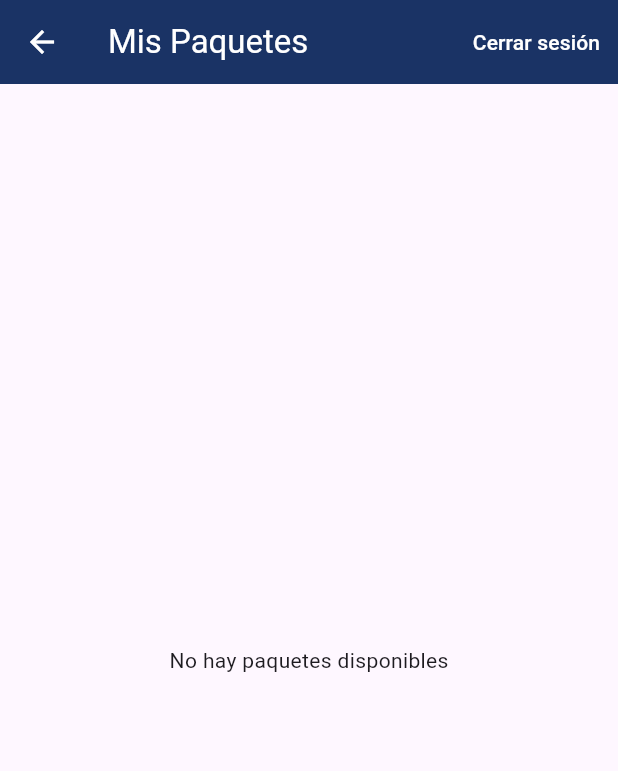
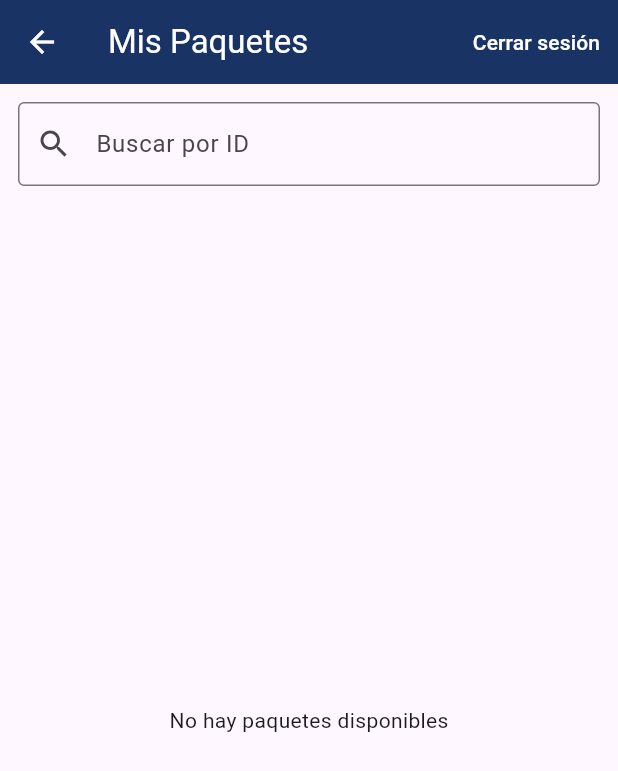
Before and after one commit to JOSUE-zorrilla/primebox, a Flutter app: the PaquetesPage screen opened by its route, on a phone screen of 412 x 824 dp. Shown: the top 771 px of the screen. Run offline on Flutter 3.47's test engine with Material 3 defaults, Android fonts, the phone set to English and light mode, and no system bars; our stand-ins replace firebase_auth, firebase_core, firebase_database, font_awesome_flutter, image_picker, permission_handler; missing offline and left inert: qr_code_scanner; accounts and stored records are empty.

Commit message:
Implementado Buscador

```diff
--- a/lib/paquetes_page.dart
+++ b/lib/paquetes_page.dart
@@ -3,7 +3,6 @@ import 'package:firebase_auth/firebase_auth.dart';
 import 'package:firebase_database/firebase_database.dart';
 import 'paqueteDetallePage.dart';
 import 'entrega_fallida_page.dart';
-
 
 class PaquetesPage extends StatefulWidget {
   const PaquetesPage({super.key});
@@ -14,12 +13,35 @@ class PaquetesPage extends StatefulWidget {
 
 class _PaquetesPageState extends State<PaquetesPage> {
   final List<Map<String, dynamic>> _paquetes = [];
+  List<Map<String, dynamic>> _paquetesFiltrados = [];
+  final TextEditingController _searchController = TextEditingController();
   bool _loading = true;
 
   @override
   void initState() {
     super.initState();
+    _searchController.addListener(_filtrarPaquetes);
     _cargarPaquetes();
+  }
+
+  @override
+  void dispose() {
+    _searchController.dispose();
+    super.dispose();
+  }
+
+  void _filtrarPaquetes() {
+    final query = _searchController.text.toLowerCase();
+    if (query.isEmpty) {
+      setState(() => _paquetesFiltrados = [..._paquetes]);
+    } else {
+      setState(() {
+        _paquetesFiltrados = _paquetes.where((paquete) {
+          final id = paquete['id'].toString().toLowerCase();
+          return id.contains(query);
+        }).toList();
+      });
+    }
   }
 
   Future<void> _cargarPaquetes() async {
@@ -49,11 +71,13 @@ class _PaquetesPageState extends State<PaquetesPage> {
       setState(() {
         _paquetes.clear();
         _paquetes.addAll(lista);
+        _paquetesFiltrados = [...lista];
         _loading = false;
       });
     } else {
       setState(() {
         _loading = false;
+        _paquetesFiltrados = [];
       });
     }
   }
@@ -84,13 +108,27 @@ class _PaquetesPageState extends State<PaquetesPage> {
       ),
       body: _loading
           ? const Center(child: CircularProgressIndicator())
-          : _paquetes.isEmpty
+          : Column(
+              children: [
+                Padding(
+                  padding: const EdgeInsets.all(12.0),
+                  child: TextField(
+                    controller: _searchController,
+                    decoration: const InputDecoration(
+                      labelText: 'Buscar por ID',
+                      prefixIcon: Icon(Icons.search),
+                      border: OutlineInputBorder(),
+                    ),
+                  ),
+                ),
+                Expanded(
+                  child: _paquetesFiltrados.isEmpty
                       ? const Center(child: Text('No hay paquetes disponibles'))
                       : ListView.builder(
                           padding: const EdgeInsets.all(16),
-                  itemCount: _paquetes.length,
+                          itemCount: _paquetesFiltrados.length,
                           itemBuilder: (context, index) {
-                    final paquete = _paquetes[index];
+                            final paquete = _paquetesFiltrados[index];
                             final tipoEnvio = paquete['TipoEnvio'];
                             final bool esEspecial = tipoEnvio == 'HD0D' || tipoEnvio == 'HD1D';
 
@@ -112,7 +150,6 @@ class _PaquetesPageState extends State<PaquetesPage> {
                                     Row(
                                       mainAxisAlignment: MainAxisAlignment.end,
                                       children: [
-                                // Indicador de TipoEnvio a la izquierda
                                         if (esEspecial)
                                           Container(
                                             margin: const EdgeInsets.only(right: 10),
@@ -129,21 +166,17 @@ class _PaquetesPageState extends State<PaquetesPage> {
                                               ),
                                             ),
                                           ),
-
                                         ElevatedButton(
                                           onPressed: () async {
                                             final user = FirebaseAuth.instance.currentUser;
                                             if (user == null) return;
 
                                             final paqueteId = paquete['id'];
-
-    // Ruta hacia el nodo del paquete específico
                                             final DatabaseReference paqueteRef = FirebaseDatabase.instance.ref(
                                               'projects/proj_bt5YXxta3UeFNhYLsJMtiL/data/RepartoDriver/${user.uid}/Paquetes/$paqueteId',
                                             );
 
                                             final snapshot = await paqueteRef.get();
-
                                             final tnReference = snapshot.child('TnReference').value?.toString() ?? 'Sin referencia';
                                             final telefono = snapshot.child('Telefono').value?.toString() ?? '';
 
@@ -167,23 +200,17 @@ class _PaquetesPageState extends State<PaquetesPage> {
                                             style: TextStyle(color: Colors.black),
                                           ),
                                         ),
-
-
                                         const SizedBox(width: 10),
-
-                                // Botón Aceptar
                                         ElevatedButton(
                                           onPressed: () async {
                                             final user = FirebaseAuth.instance.currentUser;
                                             if (user == null) return;
 
-                                    // Ruta corregida para acceder a los datos del paquete seleccionado
-                                    final DatabaseReference tnRef = FirebaseDatabase.instance.ref(
+                                            final tnRef = FirebaseDatabase.instance.ref(
                                               'projects/proj_bt5YXxta3UeFNhYLsJMtiL/data/RepartoDriver/${user.uid}/Paquetes/${paquete['id']}',
                                             );
 
                                             final tnSnapshot = await tnRef.get();
-
                                             final tnReference = tnSnapshot.child('TnReference').value?.toString() ?? 'Sin referencia';
                                             final telefono = tnSnapshot.child('Telefono').value?.toString() ?? '';
 
@@ -215,6 +242,9 @@ class _PaquetesPageState extends State<PaquetesPage> {
                             );
                           },
                         ),
+                ),
+              ],
+            ),
     );
   }
 }
```
Lines whose indentation alone changed are shown as unchanged.
